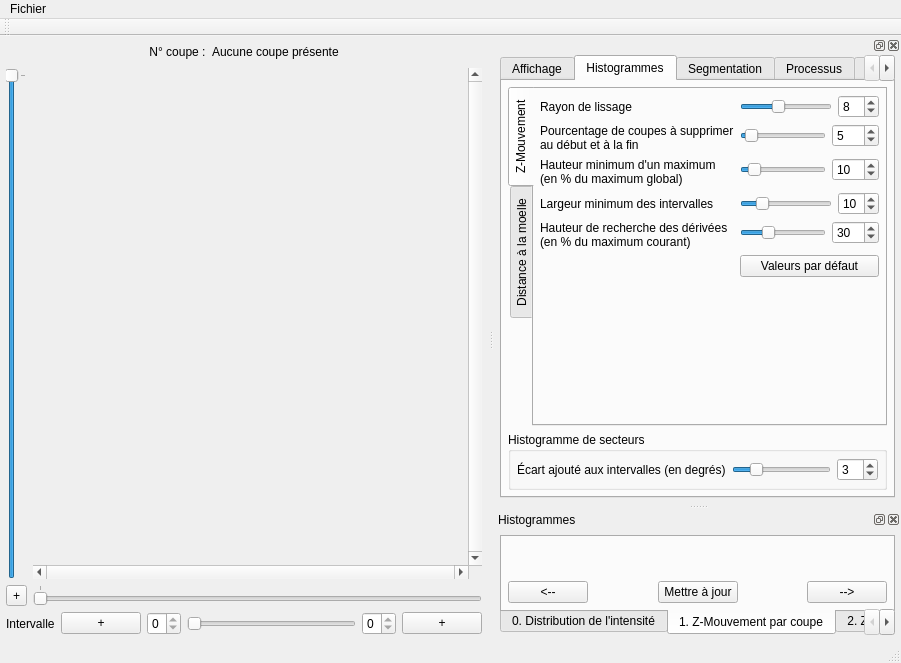
Before: the Qt Designer form ui/mainwindow.ui in akrah/TKDetection, drawn with Qt 5.
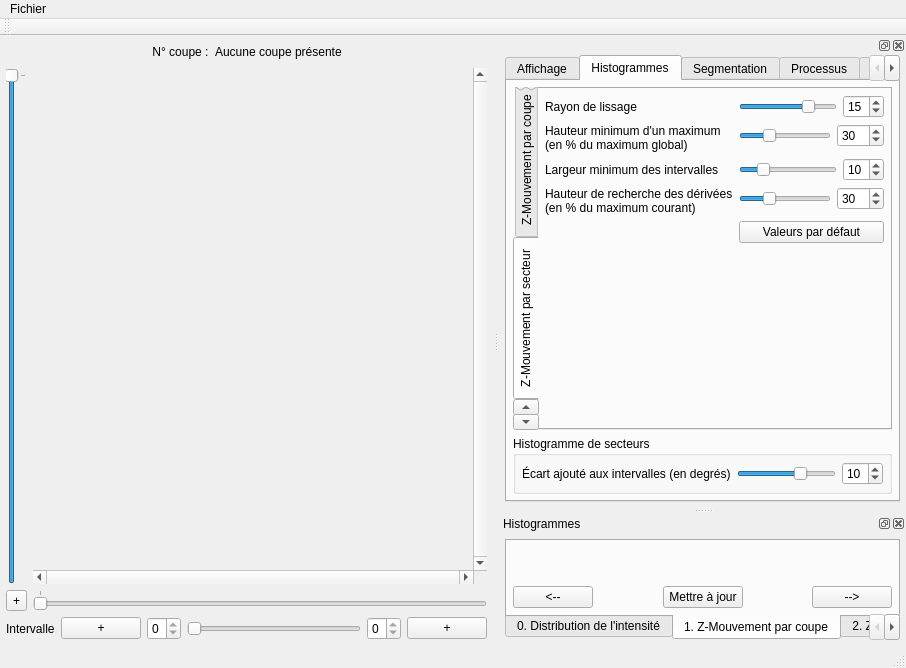
After: the same form once the commit is applied. The open tabs and pages were chosen to show the change. Custom widgets are drawn as their Qt base class.

What changed in the file:
```diff
--- a/ui/mainwindow.ui
+++ b/ui/mainwindow.ui
@@ -6,8 +6,8 @@
    <rect>
     <x>0</x>
     <y>0</y>
-    <width>901</width>
-    <height>663</height>
+    <width>906</width>
+    <height>668</height>
    </rect>
   </property>
   <property name="windowTitle">
@@ -205,7 +205,7 @@
     <rect>
      <x>0</x>
      <y>0</y>
-     <width>901</width>
+     <width>906</width>
      <height>25</height>
     </rect>
    </property>
@@ -1159,7 +1159,7 @@
            </property>
            <widget class="QWidget" name="tab_3">
             <attribute name="title">
-             <string>Z-Mouvement</string>
+             <string>Z-Mouvement par coupe</string>
             </attribute>
             <layout class="QFormLayout" name="formLayout_10">
              <item row="0" column="0">
@@ -1350,6 +1350,167 @@
              </item>
             </layout>
            </widget>
+           <widget class="QWidget" name="tab_5">
+            <attribute name="title">
+             <string>Z-Mouvement par secteur</string>
+            </attribute>
+            <layout class="QFormLayout" name="formLayout_11">
+             <property name="fieldGrowthPolicy">
+              <enum>QFormLayout::AllNonFixedFieldsGrow</enum>
+             </property>
+             <item row="0" column="0">
+              <widget class="QLabel" name="label_50">
+               <property name="text">
+                <string>Rayon de lissage</string>
+               </property>
+              </widget>
+             </item>
+             <item row="0" column="1">
+              <layout class="QHBoxLayout" name="horizontalLayout_44">
+               <item>
+                <widget class="QSlider" name="_sliderHistogramSmoothingRadius_zMotionAngular">
+                 <property name="minimum">
+                  <number>0</number>
+                 </property>
+                 <property name="maximum">
+                  <number>20</number>
+                 </property>
+                 <property name="pageStep">
+                  <number>5</number>
+                 </property>
+                 <property name="value">
+                  <number>15</number>
+                 </property>
+                 <property name="orientation">
+                  <enum>Qt::Horizontal</enum>
+                 </property>
+                </widget>
+               </item>
+               <item>
+                <widget class="QSpinBox" name="_spinHistogramSmoothingRadius_zMotionAngular">
+                 <property name="maximum">
+                  <number>20</number>
+                 </property>
+                 <property name="value">
+                  <number>15</number>
+                 </property>
+                </widget>
+               </item>
+              </layout>
+             </item>
+             <item row="1" column="0">
+              <widget class="QLabel" name="label_35">
+               <property name="text">
+                <string>Hauteur minimum d'un maximum
+(en % du maximum global)</string>
+               </property>
+              </widget>
+             </item>
+             <item row="1" column="1">
+              <layout class="QHBoxLayout" name="horizontalLayout_41">
+               <item>
+                <widget class="QSlider" name="_sliderHistogramMinimumHeightOfMaximum_zMotionAngular">
+                 <property name="maximum">
+                  <number>100</number>
+                 </property>
+                 <property name="value">
+                  <number>30</number>
+                 </property>
+                 <property name="orientation">
+                  <enum>Qt::Horizontal</enum>
+                 </property>
+                </widget>
+               </item>
+               <item>
+                <widget class="QSpinBox" name="_spinHistogramMinimumHeightOfMaximum_zMotionAngular">
+                 <property name="maximum">
+                  <number>100</number>
+                 </property>
+                 <property name="value">
+                  <number>30</number>
+                 </property>
+                </widget>
+               </item>
+              </layout>
+             </item>
+             <item row="2" column="0">
+              <widget class="QLabel" name="label_53">
+               <property name="text">
+                <string>Largeur minimum des intervalles</string>
+               </property>
+              </widget>
+             </item>
+             <item row="2" column="1">
+              <layout class="QHBoxLayout" name="horizontalLayout_42">
+               <item>
+                <widget class="QSlider" name="_sliderHistogramMinimumWidthOfInterval_zMotionAngular">
+                 <property name="maximum">
+                  <number>50</number>
+                 </property>
+                 <property name="value">
+                  <number>10</number>
+                 </property>
+                 <property name="orientation">
+                  <enum>Qt::Horizontal</enum>
+                 </property>
+                </widget>
+               </item>
+               <item>
+                <widget class="QSpinBox" name="_spinHistogramMinimumWidthOfInterval_zMotionAngular">
+                 <property name="maximum">
+                  <number>50</number>
+                 </property>
+                 <property name="value">
+                  <number>10</number>
+                 </property>
+                </widget>
+               </item>
+              </layout>
+             </item>
+             <item row="3" column="0">
+              <widget class="QLabel" name="label_52">
+               <property name="text">
+                <string>Hauteur de recherche des dérivées
+(en % du maximum courant)</string>
+               </property>
+              </widget>
+             </item>
+             <item row="3" column="1">
+              <layout class="QHBoxLayout" name="horizontalLayout_35">
+               <item>
+                <widget class="QSlider" name="_sliderHistogramDerivativeSearchPercentage_zMotionAngular">
+                 <property name="maximum">
+                  <number>100</number>
+                 </property>
+                 <property name="value">
+                  <number>30</number>
+                 </property>
+                 <property name="orientation">
+                  <enum>Qt::Horizontal</enum>
+                 </property>
+                </widget>
+               </item>
+               <item>
+                <widget class="QSpinBox" name="_spinHistogramDerivativeSearchPercentage_zMotionAngular">
+                 <property name="maximum">
+                  <number>100</number>
+                 </property>
+                 <property name="value">
+                  <number>30</number>
+                 </property>
+                </widget>
+               </item>
+              </layout>
+             </item>
+             <item row="4" column="1">
+              <widget class="QPushButton" name="_buttonHistogramResetDefaultValuesZMotionAngular">
+               <property name="text">
+                <string>Valeurs par défaut</string>
+               </property>
+              </widget>
+             </item>
+            </layout>
+           </widget>
            <widget class="QWidget" name="tab_4">
             <attribute name="title">
              <string>Distance à la moelle</string>
@@ -1569,7 +1730,7 @@
                  <number>15</number>
                 </property>
                 <property name="value">
-                 <number>3</number>
+                 <number>10</number>
                 </property>
                 <property name="orientation">
                  <enum>Qt::Horizontal</enum>
@@ -1582,7 +1743,7 @@
                  <number>15</number>
                 </property>
                 <property name="value">
-                 <number>3</number>
+                 <number>10</number>
                 </property>
                </widget>
               </item>
```
Left out of the diff: 78 changed lines with no effect on the pictures.
